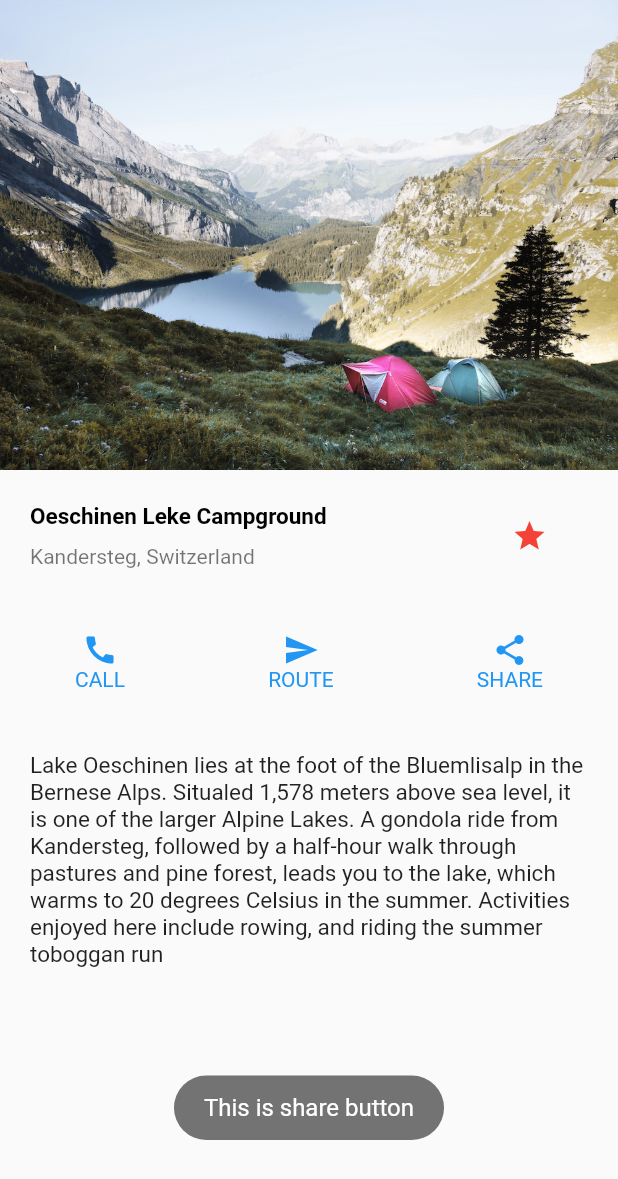
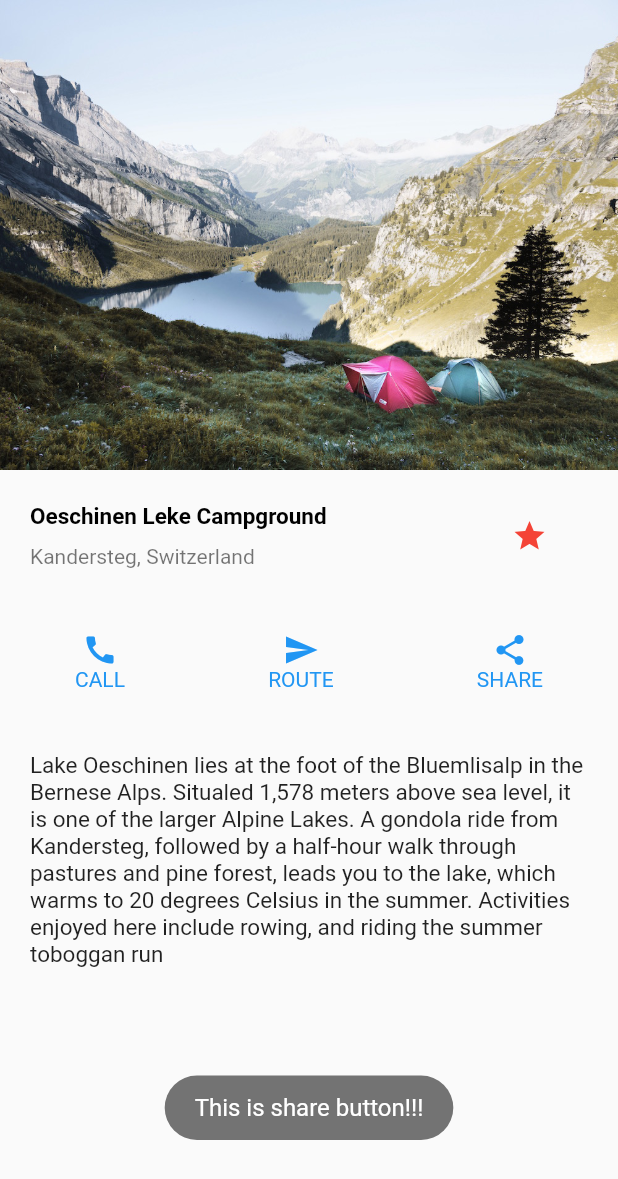
Before and after one commit to taheralmoussali/layout-flutter, a Flutter app: the screen it shows after launch, after a tap on the "star border" icon, after a tap on "SHARE", on a phone screen of 412 x 824 dp. Shown: the top 1179 px of the screen. Run offline on Flutter 3.47's test engine with Material 2 defaults, Android fonts, the phone set to English and light mode, and no system bars; our stand-ins replace fluttertoast.

Commit message:
new version

```diff
--- a/lib/main.dart
+++ b/lib/main.dart
@@ -109,7 +109,7 @@ class _MyHomePageState extends State<MyHomePage> {
                 IconAndText(
                   buttonTapped: () {
                     Fluttertoast.showToast(
-                        msg: "This is share button",
+                        msg: "This is share button!!!",
                         toastLength: Toast.LENGTH_SHORT,
                         gravity: ToastGravity.BOTTOM,
                         timeInSecForIosWeb: 1,
```
